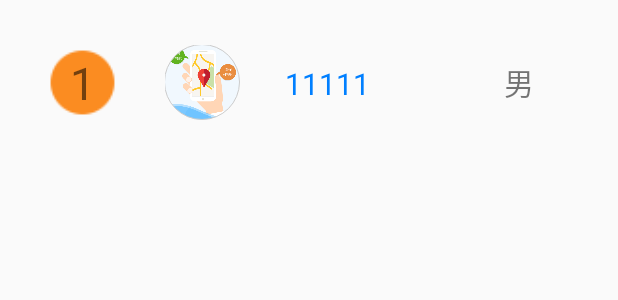
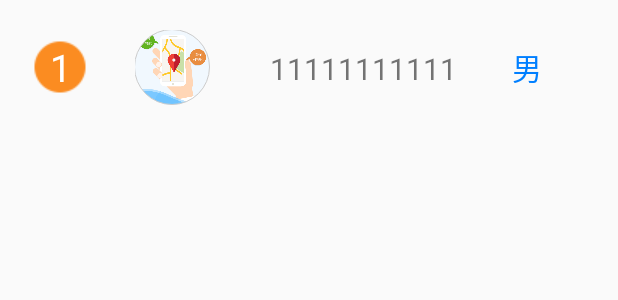
Before and after one commit to fenghao1994/CollageAnswer, an Android app: the layout rank_item_model.xml on its own in the app's theme, with its tools: preview values and no code run, on a phone screen of 412 x 824 dp. Shown: the top 300 px of the screen. Run offline under Robolectric (Android 15) with nearby library versions, the phone set to English and light mode, and no system bars.

Commit message:
修改排行榜的页面布局

```diff
--- a/app/src/main/java/club/cqut/collageanswer/activity/EditActivity.java
+++ b/app/src/main/java/club/cqut/collageanswer/activity/EditActivity.java
@@ -133,7 +133,6 @@ public class EditActivity extends Activity{
                 userInfo.edit().id().put(user.getId()).name().put(user.getUsername()).email().put(user.getEmail()).token().put(user.getToken()).apply();
 
                 getData(user);
-                Toast.makeText(getApplication(), user.getSex() + "", Toast.LENGTH_LONG).show();
             }
 
             @Override
--- a/app/src/main/res/layout/rank_item_model.xml
+++ b/app/src/main/res/layout/rank_item_model.xml
@@ -11,27 +11,29 @@
         android:layout_width="fill_parent"
         android:layout_height="fill_parent"
         android:orientation="horizontal"
-        android:padding="10dp"
         >
 
 
         <RelativeLayout
-            android:layout_width="50dp"
-            android:layout_height="50dp"
-            android:orientation="vertical">
+            android:layout_width="40dp"
+            android:layout_height="40dp"
+            android:orientation="vertical"
+            android:layout_gravity="center_vertical">
 
             <ImageView
-                android:layout_width="match_parent"
-                android:layout_height="match_parent"
+                android:layout_width="40dp"
+                android:layout_height="40dp"
+                android:adjustViewBounds="true"
                 android:id="@+id/sort_bg"
                 android:src="@mipmap/rank"/>
 
             <TextView
-                android:layout_width="match_parent"
-                android:layout_height="match_parent"
+                android:layout_width="40dp"
+                android:layout_height="40dp"
                 android:gravity="center"
+                android:textColor="#FFFFFF"
                 android:text="1"
-                android:textSize="30dp"
+                android:textSize="25dp"
                 android:id="@+id/rank_num"/>
 
         </RelativeLayout>
@@ -47,18 +49,17 @@
             android:layout_width="fill_parent"
             android:layout_height="wrap_content"
             android:orientation="horizontal"
-            android:weightSum="2">
+            android:weightSum="3">
 
             <TextView
                 android:layout_width="0dp"
                 android:layout_height="wrap_content"
-                android:layout_weight="1"
+                android:layout_weight="2"
                 android:id="@+id/rank_name"
                 android:paddingTop="10dp"
-                android:layout_marginLeft="30dp"
+                android:layout_marginLeft="40dp"
                 android:textSize="20dp"
-                android:textColor="@color/blue"
-                android:text="11111"/>
+                android:text="11111111111"/>
 
             <TextView
                 android:layout_width="0dp"
@@ -66,8 +67,9 @@
                 android:layout_weight="1"
                 android:id="@+id/rank_sex"
                 android:paddingTop="10dp"
-                android:paddingLeft="50dp"
+                android:paddingLeft="20dp"
                 android:textSize="20dp"
+                android:textColor="@color/blue"
                 android:text="男"/>
 
         </LinearLayout>
```
